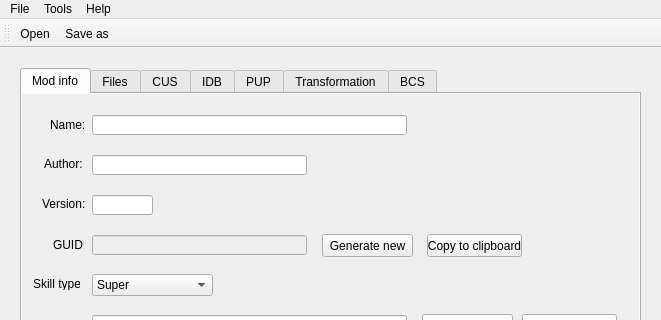
First picture: the form in mainwindow.ui, repository eterniti/xv2skillcreat, before the edit; both pictures show x 0 to 661 and y 0 to 320 of the 661 by 840 pixel window.
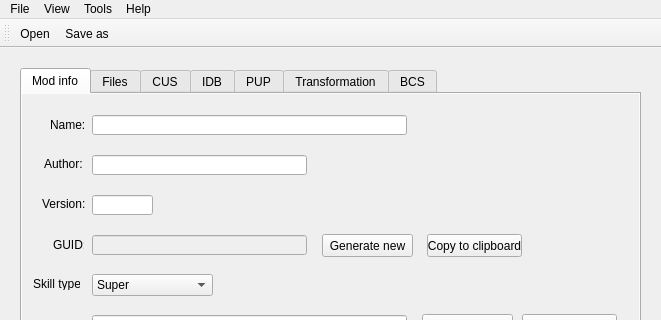
Second picture: the form after the edit.

```diff
--- a/mainwindow.ui
+++ b/mainwindow.ui
@@ -3977,7 +3977,14 @@
     </property>
     <addaction name="actionImportSkillDir"/>
    </widget>
+   <widget class="QMenu" name="menuView">
+    <property name="title">
+     <string>View</string>
+    </property>
+    <addaction name="actionToggle_dark_theme"/>
+   </widget>
    <addaction name="menuFile"/>
+   <addaction name="menuView"/>
    <addaction name="menuTools"/>
    <addaction name="menuHelp"/>
   </widget>
```
Left out of the diff: 5 changed lines with no effect on the pictures.
